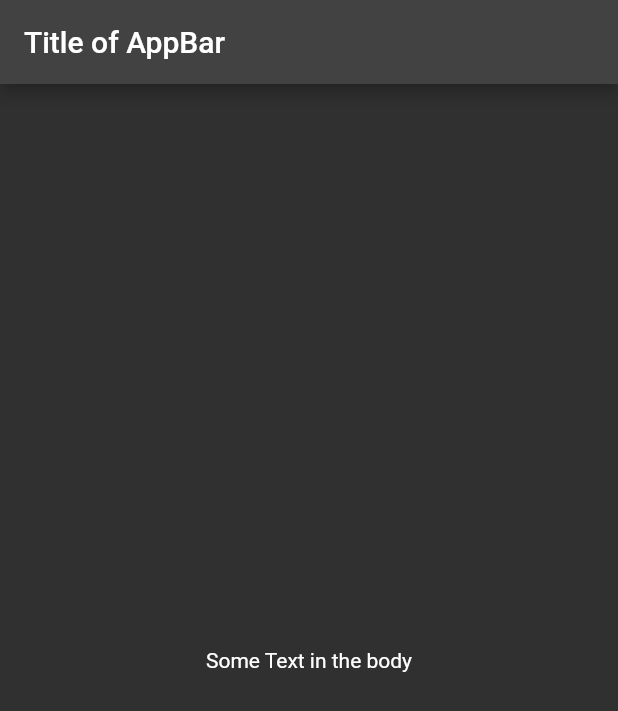
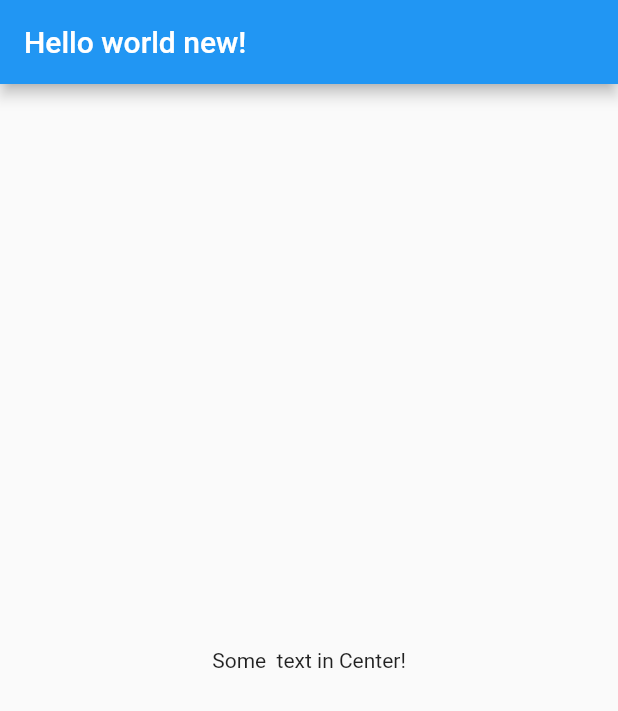
Before and after one commit to boboPrem1/dart-and-flutter-bootcamp, a Flutter app: the screen it shows after launch, on a phone screen of 412 x 824 dp. Shown: the top 711 px of the screen. Run offline on Flutter 3.47's test engine with Material 2 defaults, Android fonts, the phone set to English and light mode, and no system bars.

```diff
--- a/flutter/my_app_basics/lib/main.dart
+++ b/flutter/my_app_basics/lib/main.dart
@@ -1,28 +1,32 @@
 import 'package:flutter/material.dart';
 
-// Basic flutter app structure
+void main() {
+  runApp(MaterialApp(home: MyApp()));
+}
 
-// const username = "Juvanio";
+class MyApp extends StatelessWidget {
+  @override
+  Widget build(BuildContext context) {
+    return Scaffold(
+      appBar: AppBar(
+        title: Text("Hello world new!"),
+      ),
+      body: Center(
+        child: Text("Some  text in Center!"),
+      ),
+    );
+  }
+}
+
 // void main() {
-//   // The special function "runApp" Take a widget and push it on the screen
-//   // Center takes any child:Widget and centers it on the screen
-//   runApp(const Center(
-//       child: Text('Hello, $username Comment ?',
-//           textDirection: TextDirection.ltr,
-//           style: const TextStyle(color: Colors.deepOrange, fontSize: 50))));
+//   runApp(MaterialApp(
+//     theme:
+//         ThemeData(brightness: Brightness.dark, primaryColor: Colors.blueAccent),
+//     home: Scaffold(
+//       appBar: AppBar(
+//         title: const Text('Title of AppBar'),
+//       ),
+//       body: const Center(child: Text('Some Text in the body')),
+//     ),
+//   ));
 // }
-
-// Basic app structure with MaterialApp and Scaffold and atc.
-
-void main() {
-  runApp(MaterialApp(
-    theme:
-        ThemeData(brightness: Brightness.dark, primaryColor: Colors.blueAccent),
-    home: Scaffold(
-      appBar: AppBar(
-        title: const Text('Title of AppBar'),
-      ),
-      body: const Center(child: Text('Some Text in the body')),
-    ),
-  ));
-}
```
